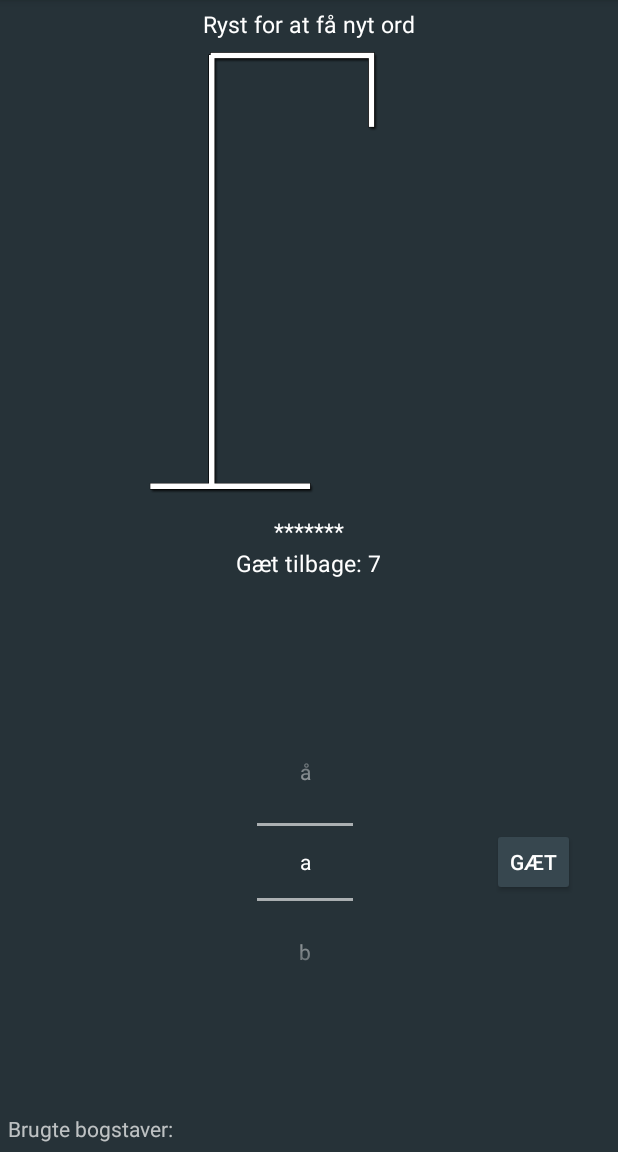
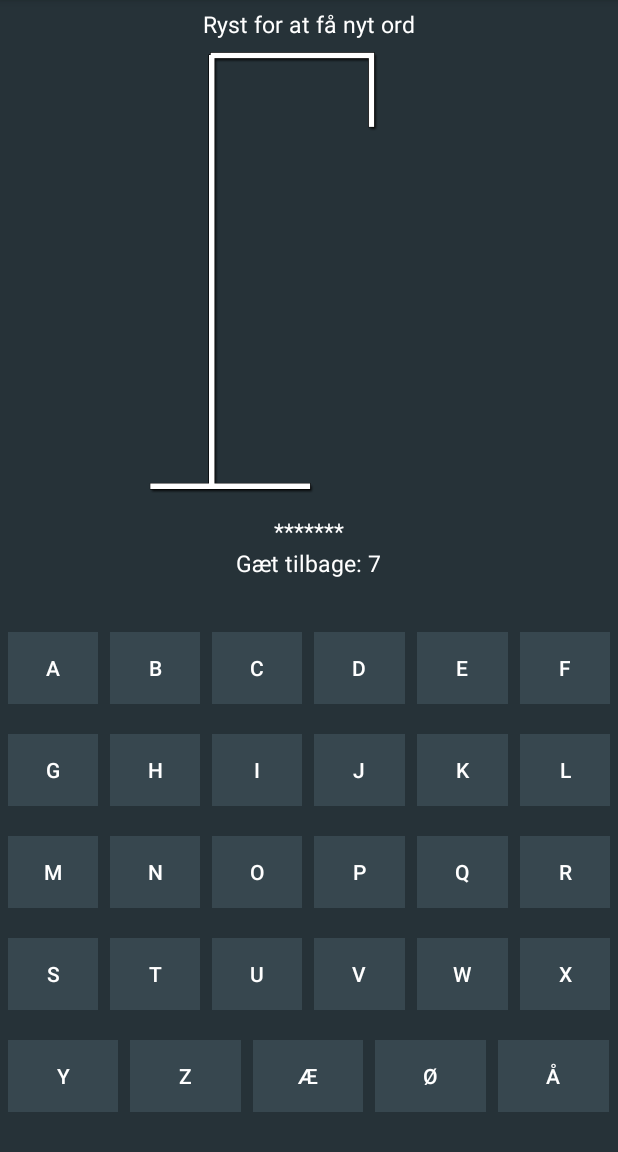
Before and after one commit to Nicopus/Galgeleg_v4.0.0b, an Android app: the fragment Spil_Frag shown on its own in the app's theme, on a phone screen of 412 x 824 dp, the part 84-1236 px from its top. Run offline under Robolectric (Android 15) with nearby library versions, the phone set to English and light mode, and no system bars; libraries missing offline, so code that uses them is left out: com.firebase.client; 1 statement that could not run was skipped.

Commit message:
Letterbox done

```diff
--- a/app/src/main/java/com/attosec/galgeleg_v400b/MainActivity.java
+++ b/app/src/main/java/com/attosec/galgeleg_v400b/MainActivity.java
@@ -53,7 +53,7 @@ public class MainActivity extends AppCompatActivity
         Firebase.setAndroidContext(this);
         setContentView(R.layout.activity_main);
 
-        isLetterBox = false;
+        isLetterBox = true;
 
         if(game == null) {
             game = new HangmanLogic();
--- a/app/src/main/java/com/attosec/galgeleg_v400b/Spil_Frag.java
+++ b/app/src/main/java/com/attosec/galgeleg_v400b/Spil_Frag.java
@@ -13,6 +13,7 @@ import android.view.View;
 import android.view.ViewGroup;
 import android.widget.Button;
 import android.widget.ImageView;
+import android.widget.LinearLayout;
 import android.widget.NumberPicker;
 import android.widget.TextView;
 
@@ -20,6 +21,10 @@ public class Spil_Frag extends Fragment implements View.OnClickListener{
 
     private NumberPicker charPicker;
     private String[] alphabet = {"a", "b", "c", "d", "e", "f", "g", "h", "i", "j", "k", "l", "m", "n", "o", "p", "q", "r", "s", "t", "u", "v", "w", "x", "y", "z", "æ", "ø", "å"};
+    public static Button btnA, btnB, btnC, btnD, btnE, btnF, btnG, btnH, btnI, btnJ, btnK, btnL, btnM, btnN, btnO, btnP, btnQ, btnR, btnS, btnT, btnU, btnV, btnW, btnX, btnY, btnZ, btnÆ, btnØ, btnÅ;
+    private LinearLayout letterBoxView;
+    private LinearLayout charPickerView;
+    private LinearLayout playAgainView;
 
     public static Button guessButton;
     private Button playagain;
@@ -39,6 +44,70 @@ public class Spil_Frag extends Fragment implements View.OnClickListener{
         View rod = inflater.inflate(R.layout.spil_frag, container, false);
         //getSupportActionBar().setDisplayHomeAsUpEnabled(true);
         //if(game == null){game = new HangmanLogic();}
+
+        letterBoxView = (LinearLayout) rod.findViewById(R.id.letterBoxLayout);
+        charPickerView = (LinearLayout) rod.findViewById(R.id.charPickerLayout);
+        playAgainView = (LinearLayout) rod.findViewById(R.id.playAgainLayout);
+
+        btnA = (Button) rod.findViewById(R.id.btnLetterA);
+        btnB = (Button) rod.findViewById(R.id.btnLetterB);
+        btnC = (Button) rod.findViewById(R.id.btnLetterC);
+        btnD = (Button) rod.findViewById(R.id.btnLetterD);
+        btnE = (Button) rod.findViewById(R.id.btnLetterE);
+        btnF = (Button) rod.findViewById(R.id.btnLetterF);
+        btnG = (Button) rod.findViewById(R.id.btnLetterG);
+        btnH = (Button) rod.findViewById(R.id.btnLetterH);
+        btnI = (Button) rod.findViewById(R.id.btnLetterI);
+        btnJ = (Button) rod.findViewById(R.id.btnLetterJ);
+        btnK = (Button) rod.findViewById(R.id.btnLetterK);
+        btnL = (Button) rod.findViewById(R.id.btnLetterL);
+        btnM = (Button) rod.findViewById(R.id.btnLetterM);
+        btnN = (Button) rod.findViewById(R.id.btnLetterN);
+        btnO = (Button) rod.findViewById(R.id.btnLetterO);
+        btnP = (Button) rod.findViewById(R.id.btnLetterP);
+        btnQ = (Button) rod.findViewById(R.id.btnLetterQ);
+        btnR = (Button) rod.findViewById(R.id.btnLetterR);
+        btnS = (Button) rod.findViewById(R.id.btnLetterS);
+        btnT = (Button) rod.findViewById(R.id.btnLetterT);
+        btnU = (Button) rod.findViewById(R.id.btnLetterU);
+        btnV = (Button) rod.findViewById(R.id.btnLetterV);
+        btnW = (Button) rod.findViewById(R.id.btnLetterW);
+        btnX = (Button) rod.findViewById(R.id.btnLetterX);
+        btnY = (Button) rod.findViewById(R.id.btnLetterY);
+        btnZ = (Button) rod.findViewById(R.id.btnLetterZ);
+        btnÆ = (Button) rod.findViewById(R.id.btnLetterÆ);
+        btnØ = (Button) rod.findViewById(R.id.btnLetterØ);
+        btnÅ = (Button) rod.findViewById(R.id.btnLetterÅ);
+
+        btnA.setOnClickListener(this);
+        btnB.setOnClickListener(this);
+        btnC.setOnClickListener(this);
+        btnD.setOnClickListener(this);
+        btnE.setOnClickListener(this);
+        btnF.setOnClickListener(this);
+        btnG.setOnClickListener(this);
+        btnH.setOnClickListener(this);
+        btnI.setOnClickListener(this);
+        btnJ.setOnClickListener(this);
+        btnK.setOnClickListener(this);
+        btnL.setOnClickListener(this);
+        btnM.setOnClickListener(this);
+        btnN.setOnClickListener(this);
+        btnO.setOnClickListener(this);
+        btnP.setOnClickListener(this);
+        btnQ.setOnClickListener(this);
+        btnR.setOnClickListener(this);
+        btnS.setOnClickListener(this);
+        btnT.setOnClickListener(this);
+        btnU.setOnClickListener(this);
+        btnV.setOnClickListener(this);
+        btnW.setOnClickListener(this);
+        btnX.setOnClickListener(this);
+        btnY.setOnClickListener(this);
+        btnZ.setOnClickListener(this);
+        btnÆ.setOnClickListener(this);
+        btnØ.setOnClickListener(this);
+        btnÅ.setOnClickListener(this);
 
         //brugerDAO = new BrugerDAO();
         charPicker = (NumberPicker) rod.findViewById(R.id.charPicker);
@@ -74,12 +143,17 @@ public class Spil_Frag extends Fragment implements View.OnClickListener{
     }
 
     public void setVisibleView(){
-        playagain.setVisibility(View.VISIBLE);
-        charPicker.setVisibility(View.INVISIBLE);
-        guessButton.setVisibility(View.INVISIBLE);
-        guessedWords.setVisibility(View.INVISIBLE);
+        playAgainView.setVisibility(View.VISIBLE);
+        //playagain.setVisibility(View.VISIBLE);
+
+        charPickerView.setVisibility(View.GONE);
+        //charPicker.setVisibility(View.INVISIBLE);
+        //guessButton.setVisibility(View.INVISIBLE);
+        //guessedWords.setVisibility(View.INVISIBLE);
         gættilbage.setVisibility(View.INVISIBLE);
         normTekst.setVisibility(View.INVISIBLE);
+
+        letterBoxView.setVisibility(View.GONE);
     }
 
     public void restartSpil(){
@@ -97,23 +171,77 @@ public class Spil_Frag extends Fragment implements View.OnClickListener{
 
     @Override
     public void onClick(View v) {
-        if (v == guessButton) {
-            if (!MainActivity.game.erSpilletSlut()) {
-                MainActivity.game.gætBogstav(alphabet[charPicker.getValue()]);
+        if (v == guessButton) {}
+        else if(v == btnA){if (!MainActivity.game.erSpilletSlut()) {MainActivity.game.gætBogstav(alphabet[0]); btnLetterClick(); spilCheck();} btnA.setBackgroundColor(0);}
+        else if(v == btnB){if (!MainActivity.game.erSpilletSlut()) {MainActivity.game.gætBogstav(alphabet[1]); btnLetterClick(); spilCheck();} btnB.setBackgroundColor(0);}
+        else if(v == btnC){if (!MainActivity.game.erSpilletSlut()) {MainActivity.game.gætBogstav(alphabet[2]); btnLetterClick(); spilCheck();} btnC.setBackgroundColor(0);}
+        else if(v == btnD){if (!MainActivity.game.erSpilletSlut()) {MainActivity.game.gætBogstav(alphabet[3]); btnLetterClick(); spilCheck();} btnD.setBackgroundColor(0);}
+        else if(v == btnE){if (!MainActivity.game.erSpilletSlut()) {MainActivity.game.gætBogstav(alphabet[4]); btnLetterClick(); spilCheck();} btnE.setBackgroundColor(0);}
+        else if(v == btnF){if (!MainActivity.game.erSpilletSlut()) {MainActivity.game.gætBogstav(alphabet[5]); btnLetterClick(); spilCheck();} btnF.setBackgroundColor(0);}
+        else if(v == btnG){if (!MainActivity.game.erSpilletSlut()) {MainActivity.game.gætBogstav(alphabet[6]); btnLetterClick(); spilCheck();} btnG.setBackgroundColor(0);}
+        else if(v == btnH){if (!MainActivity.game.erSpilletSlut()) {MainActivity.game.gætBogstav(alphabet[7]); btnLetterClick(); spilCheck();} btnH.setBackgroundColor(0);}
+        else if(v == btnI){if (!MainActivity.game.erSpilletSlut()) {MainActivity.game.gætBogstav(alphabet[8]); btnLetterClick(); spilCheck();} btnI.setBackgroundColor(0);}
+        else if(v == btnJ){if (!MainActivity.game.erSpilletSlut()) {MainActivity.game.gætBogstav(alphabet[9]); btnLetterClick(); spilCheck();} btnJ.setBackgroundColor(0);}
+        else if(v == btnK){if (!MainActivity.game.erSpilletSlut()) {MainActivity.game.gætBogstav(alphabet[10]); btnLetterClick(); spilCheck();} btnK.setBackgroundColor(0);}
+        else if(v == btnL){if (!MainActivity.game.erSpilletSlut()) {MainActivity.game.gætBogstav(alphabet[11]); btnLetterClick(); spilCheck();} btnL.setBackgroundColor(0);}
+        else if(v == btnM){if (!MainActivity.game.erSpilletSlut()) {MainActivity.game.gætBogstav(alphabet[12]); btnLetterClick(); spilCheck();} btnM.setBackgroundColor(0);}
+        else if(v == btnN){if (!MainActivity.game.erSpilletSlut()) {MainActivity.game.gætBogstav(alphabet[13]); btnLetterClick(); spilCheck();} btnN.setBackgroundColor(0);}
+        else if(v == btnO){if (!MainActivity.game.erSpilletSlut()) {MainActivity.game.gætBogstav(alphabet[14]); btnLetterClick(); spilCheck();} btnO.setBackgroundColor(0);}
+        else if(v == btnP){if (!MainActivity.game.erSpilletSlut()) {MainActivity.game.gætBogstav(alphabet[15]); btnLetterClick(); spilCheck();} btnP.setBackgroundColor(0);}
+        else if(v == btnQ){if (!MainActivity.game.erSpilletSlut()) {MainActivity.game.gætBogstav(alphabet[16]); btnLetterClick(); spilCheck();} btnQ.setBackgroundColor(0);}
+        else if(v == btnR){if (!MainActivity.game.erSpilletSlut()) {MainActivity.game.gætBogstav(alphabet[17]); btnLetterClick(); spilCheck();} btnR.setBackgroundColor(0);}
+        else if(v == btnS){if (!MainActivity.game.erSpilletSlut()) {MainActivity.game.gætBogstav(alphabet[18]); btnLetterClick(); spilCheck();} btnS.setBackgroundColor(0);}
+        else if(v == btnT){if (!MainActivity.game.erSpilletSlut()) {MainActivity.game.gætBogstav(alphabet[19]); btnLetterClick(); spilCheck();} btnT.setBackgroundColor(0);}
+        else if(v == btnU){if (!MainActivity.game.erSpilletSlut()) {MainActivity.game.gætBogstav(alphabet[20]); btnLetterClick(); spilCheck();} btnU.setBackgroundColor(0);}
+        else if(v == btnV){if (!MainActivity.game.erSpilletSlut()) {MainActivity.game.gætBogstav(alphabet[21]); btnLetterClick(); spilCheck();} btnV.setBackgroundColor(0);}
+        else if(v == btnW){if (!MainActivity.game.erSpilletSlut()) {MainActivity.game.gætBogstav(alphabet[22]); btnLetterClick(); spilCheck();} btnW.setBackgroundColor(0);}
+        else if(v == btnX){if (!MainActivity.game.erSpilletSlut()) {MainActivity.game.gætBogstav(alphabet[23]); btnLetterClick(); spilCheck();} btnX.setBackgroundColor(0);}
+        else if(v == btnY){if (!MainActivity.game.erSpilletSlut()) {MainActivity.game.gætBogstav(alphabet[24]); btnLetterClick(); spilCheck();} btnY.setBackgroundColor(0);}
+        else if(v == btnZ){if (!MainActivity.game.erSpilletSlut()) {MainActivity.game.gætBogstav(alphabet[25]); btnLetterClick(); spilCheck();} btnZ.setBackgroundColor(0);}
+        else if(v == btnÆ){if (!MainActivity.game.erSpilletSlut()) {MainActivity.game.gætBogstav(alphabet[26]); btnLetterClick(); spilCheck();} btnÆ.setBackgroundColor(0);}
+        else if(v == btnØ){if (!MainActivity.game.erSpilletSlut()) {MainActivity.game.gætBogstav(alphabet[27]); btnLetterClick(); spilCheck();} btnØ.setBackgroundColor(0);}
+        else if(v == btnÅ){if (!MainActivity.game.erSpilletSlut()) {MainActivity.game.gætBogstav(alphabet[28]); btnLetterClick(); spilCheck();} btnÅ.setBackgroundColor(0);}
+
+        else if(v == playagain){
+            playAgainView.setVisibility(View.GONE);
+            //playagain.setVisibility(View.GONE);
+            gættilbage.setVisibility(View.VISIBLE);
+            normTekst.setVisibility(View.VISIBLE);
+            if(MainActivity.isLetterBox = false){
+                charPickerView.setVisibility(View.VISIBLE);
+                //charPicker.setVisibility(View.VISIBLE);
+                //guessButton.setVisibility(View.VISIBLE);
+                //guessedWords.setVisibility(View.VISIBLE);
+            }else{
+                letterBoxView.setVisibility(View.VISIBLE);
+            }
+
+            //restartSpil();
+
+            spilRefresh();
+
+            //getActivity().finish();
+            //android.os.Process.killProcess(android.os.Process.myPid());
+
+        }
+
+    }
+
+    public void btnLetterClick(){
         wordText.setText(MainActivity.game.getSynligtOrd());
         gættilbage.setText(String.valueOf(7 - MainActivity.game.getAntalForkerteBogstaver()));
-                if(!String.valueOf(guessedWords.getText()).contains(" " + alphabet[charPicker.getValue()] + " ")){
-                    guessedWords.append(alphabet[charPicker.getValue()] + " ");
     }
+
+    public void spilCheck(){
         if(!MainActivity.game.erSidsteBogstavKorrekt()) {
             if (!MainActivity.game.erSpilletSlut()) {
                 galgeImg.setImageResource(wrongImg[MainActivity.game.getAntalForkerteBogstaver() - 1]);
             } else {
+                //Kan gøres til en metode for at spare kode men nu lavede jeg det i uden lige at tænke på det så fuck det (Y)
                 if (MainActivity.game.erSpilletVundet()) {
                     galgeImg.setImageResource(R.drawable.vundet);
                     wordText.setText("Du har vundet! Ordet var: " + MainActivity.game.getOrdet());
                     setVisibleView();
-
 
                 } else {
                     galgeImg.setImageResource(R.drawable.tabt);
@@ -128,47 +256,64 @@ public class Spil_Frag extends Fragment implements View.OnClickListener{
                 wordText.setText("Du har vundet! Ordet var: " + MainActivity.game.getOrdet());
                 setVisibleView();
                 String nickname = MainActivity.game.readFromFile(getContext());
+
                 if (nickname == "") {
                     FragmentManager fm = getFragmentManager();
                     dialogFragment = new Custom_Dialog_Frag();
                     dialogFragment.show(fm, "Highscore slået");
-                        } else {
-                            MainActivity.game.opdaterHighscore(String.valueOf(nickname));
                 }
-
-
             } else {
                 galgeImg.setImageResource(R.drawable.tabt);
                 wordText.setText("Du har tabt! Ordet var: " + MainActivity.game.getOrdet());
                 setVisibleView();
             }
-            }
-        }
-        else if(v == playagain){
-            playagain.setVisibility(View.GONE);
-            charPicker.setVisibility(View.VISIBLE);
-            guessButton.setVisibility(View.VISIBLE);
-            guessedWords.setVisibility(View.VISIBLE);
-            gættilbage.setVisibility(View.VISIBLE);
-            normTekst.setVisibility(View.VISIBLE);
-
-            restartSpil();
-
-            //spilRefresh();
-
-            //getActivity().finish();
-            //android.os.Process.killProcess(android.os.Process.myPid());
+                /*
+                if(!String.valueOf(guessedWords.getText()).contains(" " + alphabet[charPicker.getValue()] + " ")){
+                    guessedWords.append(alphabet[charPicker.getValue()] + " ");
+                }*/
 
     }
 
-    }
 
     public static void spilRefresh(){
         MainActivity.game.nulstil();
         wordText.setText(MainActivity.game.getSynligtOrd());
         gættilbage.setText("7");
-        guessedWords.setText("Brugte bogstaver: ");
         galgeImg.setImageResource(R.drawable.galge);
+        wrongImg = new Integer[]{
+                R.drawable.forkert1, R.drawable.forkert2, R.drawable.forkert3, R.drawable.forkert4, R.drawable.forkert5, R.drawable.forkert6
+        };
+
+        btnA.setBackgroundColor(0xFF37474F);
+        btnB.setBackgroundColor(0xFF37474F);
+        btnC.setBackgroundColor(0xFF37474F);
+        btnD.setBackgroundColor(0xFF37474F);
+        btnE.setBackgroundColor(0xFF37474F);
+        btnF.setBackgroundColor(0xFF37474F);
+        btnG.setBackgroundColor(0xFF37474F);
+        btnH.setBackgroundColor(0xFF37474F);
+        btnI.setBackgroundColor(0xFF37474F);
+        btnJ.setBackgroundColor(0xFF37474F);
+        btnK.setBackgroundColor(0xFF37474F);
+        btnL.setBackgroundColor(0xFF37474F);
+        btnM.setBackgroundColor(0xFF37474F);
+        btnN.setBackgroundColor(0xFF37474F);
+        btnO.setBackgroundColor(0xFF37474F);
+        btnP.setBackgroundColor(0xFF37474F);
+        btnQ.setBackgroundColor(0xFF37474F);
+        btnR.setBackgroundColor(0xFF37474F);
+        btnS.setBackgroundColor(0xFF37474F);
+        btnT.setBackgroundColor(0xFF37474F);
+        btnU.setBackgroundColor(0xFF37474F);
+        btnV.setBackgroundColor(0xFF37474F);
+        btnW.setBackgroundColor(0xFF37474F);
+        btnX.setBackgroundColor(0xFF37474F);
+        btnY.setBackgroundColor(0xFF37474F);
+        btnZ.setBackgroundColor(0xFF37474F);
+        btnÆ.setBackgroundColor(0xFF37474F);
+        btnØ.setBackgroundColor(0xFF37474F);
+        btnÅ.setBackgroundColor(0xFF37474F);
+
     }
 
     private class DrAsync extends AsyncTask<Void, Void, Void> {
--- a/app/src/main/res/layout/spil_frag.xml
+++ b/app/src/main/res/layout/spil_frag.xml
@@ -94,7 +94,7 @@
                 android:layout_width="fill_parent"
                 android:layout_height="0dp"
                 android:id="@+id/letterBoxLayout"
-                android:visibility="gone"
+                android:visibility="visible"
                 android:measureWithLargestChild="false"
                 android:weightSum="1.0"
                 android:layout_weight="0.45">
@@ -663,7 +663,7 @@
                 android:layout_weight="0.45"
                 android:weightSum="1.0"
                 android:id="@+id/charPickerLayout"
-                android:visibility="visible">
+                android:visibility="gone">
 
                 <LinearLayout
                     android:orientation="horizontal"
```
Lines whose indentation alone changed are shown as unchanged.
